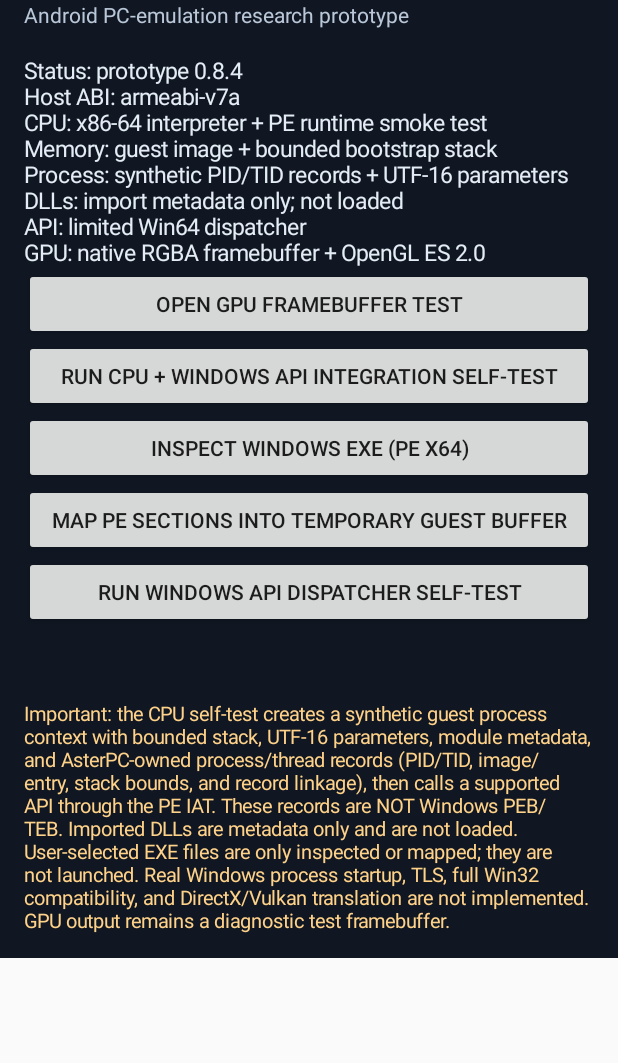
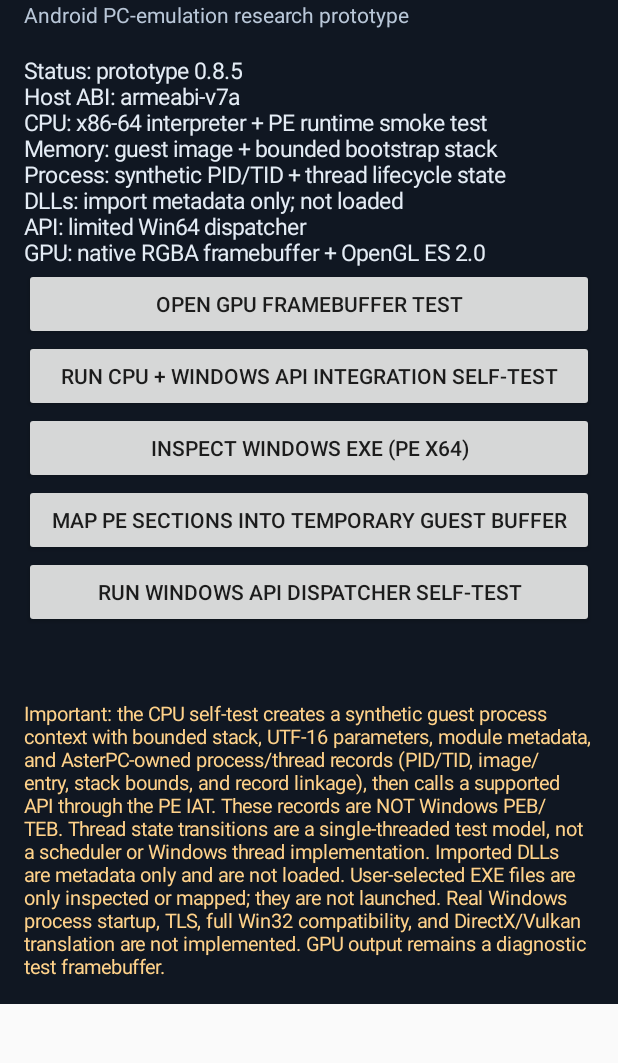
Before and after one commit to suksesjt12-source/AsterPc, an Android app: the screen it shows after launch (MainActivity), on a phone screen of 412 x 824 dp, the part 85-1148 px from its top. Run offline under Robolectric (Android 15) with nearby library versions, the phone set to English and light mode, and no system bars; 1 statement that could not run was skipped.

Commit message:
Update app status for guest thread lifecycle

```diff
--- a/app/src/main/java/com/asterpc/MainActivity.java
+++ b/app/src/main/java/com/asterpc/MainActivity.java
@@ -52,8 +52,8 @@ public class MainActivity extends Activity {
         root.addView(subtitle);
 
         TextView status = new TextView(this);
-        status.setText("\nStatus: prototype 0.8.4\nHost ABI: " + android.os.Build.SUPPORTED_ABIS[0]
-                + "\nCPU: x86-64 interpreter + PE runtime smoke test\nMemory: guest image + bounded bootstrap stack\nProcess: synthetic PID/TID records + UTF-16 parameters\nDLLs: import metadata only; not loaded\nAPI: limited Win64 dispatcher\nGPU: native RGBA framebuffer + OpenGL ES 2.0");
+        status.setText("\nStatus: prototype 0.8.5\nHost ABI: " + android.os.Build.SUPPORTED_ABIS[0]
+                + "\nCPU: x86-64 interpreter + PE runtime smoke test\nMemory: guest image + bounded bootstrap stack\nProcess: synthetic PID/TID + thread lifecycle state\nDLLs: import metadata only; not loaded\nAPI: limited Win64 dispatcher\nGPU: native RGBA framebuffer + OpenGL ES 2.0");
         status.setTextColor(0xFFE4ECF5);
         status.setTextSize(15);
         root.addView(status);
@@ -89,7 +89,7 @@ public class MainActivity extends Activity {
         root.addView(output);
 
         TextView warning = new TextView(this);
-        warning.setText("\nImportant: the CPU self-test creates a synthetic guest process context with bounded stack, UTF-16 parameters, module metadata, and AsterPC-owned process/thread records (PID/TID, image/entry, stack bounds, and record linkage), then calls a supported API through the PE IAT. These records are NOT Windows PEB/TEB. Imported DLLs are metadata only and are not loaded. User-selected EXE files are only inspected or mapped; they are not launched. Real Windows process startup, TLS, full Win32 compatibility, and DirectX/Vulkan translation are not implemented. GPU output remains a diagnostic test framebuffer.");
+        warning.setText("\nImportant: the CPU self-test creates a synthetic guest process context with bounded stack, UTF-16 parameters, module metadata, and AsterPC-owned process/thread records (PID/TID, image/entry, stack bounds, and record linkage), then calls a supported API through the PE IAT. These records are NOT Windows PEB/TEB. Thread state transitions are a single-threaded test model, not a scheduler or Windows thread implementation. Imported DLLs are metadata only and are not loaded. User-selected EXE files are only inspected or mapped; they are not launched. Real Windows process startup, TLS, full Win32 compatibility, and DirectX/Vulkan translation are not implemented. GPU output remains a diagnostic test framebuffer.");
         warning.setTextColor(0xFFFFD28A);
         warning.setTextSize(13);
         root.addView(warning);
```
